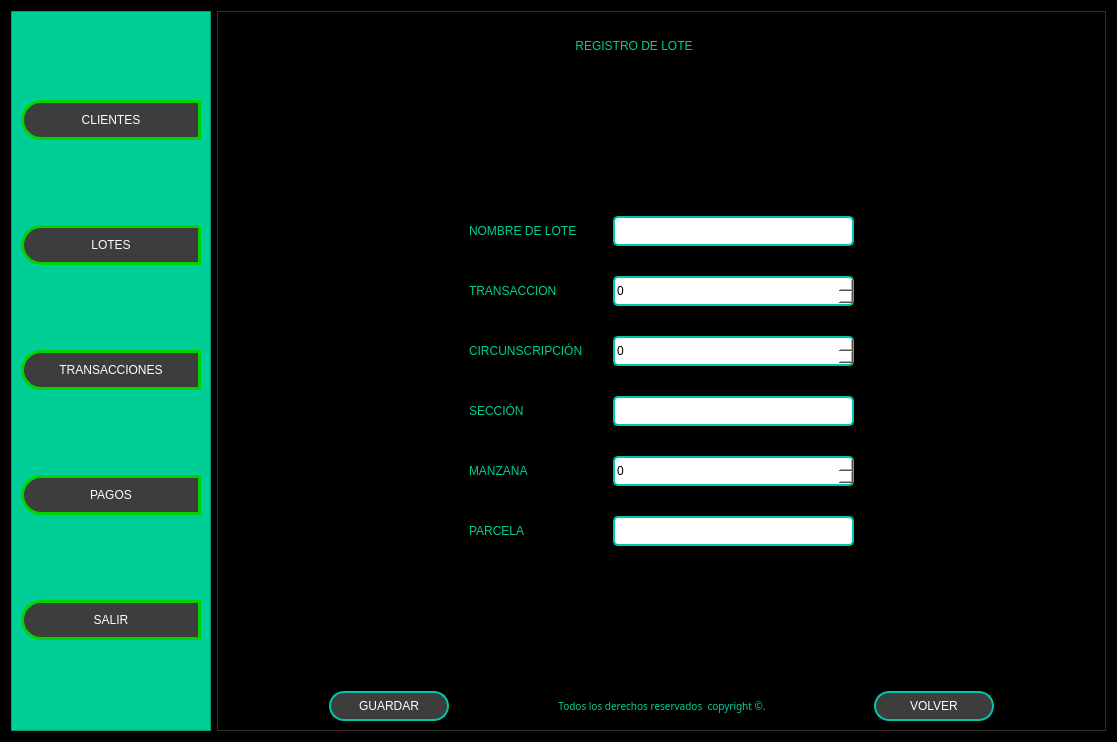
Qt form Front/Proyecto_Inmobiliaria.ui (MartinFernandezSantia/AplicacionPyThonPyQT6) before a commit.
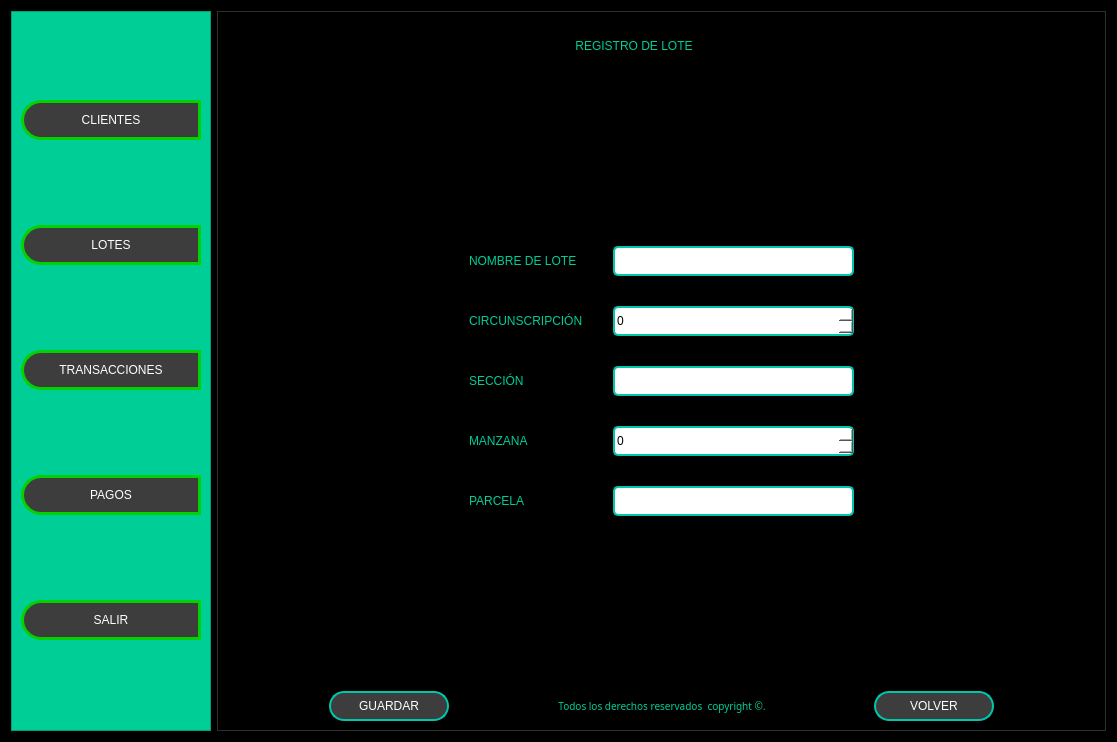
The same form after that commit. The open tabs and pages were chosen to show the change. Icons and pictures are not drawn.

Commit message: Se borro de lote transaccion

The edit to the form file:
```diff
--- a/Front/Proyecto_Inmobiliaria.ui
+++ b/Front/Proyecto_Inmobiliaria.ui
@@ -1468,7 +1468,7 @@
                    <property name="sizeHint" stdset="0">
                     <size>
                      <width>20</width>
-                     <height>126</height>
+                     <height>156</height>
                     </size>
                    </property>
                   </spacer>
@@ -1503,13 +1503,6 @@
                        </property>
                       </widget>
                      </item>
-                     <item>
-                      <widget class="QLabel" name="label_160">
-                       <property name="text">
-                        <string>TRANSACCION</string>
-                       </property>
-                      </widget>
-                     </item>
                      <item>
                       <widget class="QLabel" name="label_65">
                        <property name="text">
@@ -1555,19 +1548,6 @@
                        </property>
                       </widget>
                      </item>
-                     <item>
-                      <widget class="QSpinBox" name="QsinBox_transaccion_agregar_lote_2">
-                       <property name="minimumSize">
-                        <size>
-                         <width>150</width>
-                         <height>30</height>
-                        </size>
-                       </property>
-                       <property name="maximum">
-                        <number>999999999</number>
-                       </property>
-                      </widget>
-                     </item>
                      <item>
                       <widget class="QSpinBox" name="QsinBox_curcunscripcion_agregar_lote">
                        <property name="minimumSize">
@@ -1639,7 +1619,7 @@
                    <property name="sizeHint" stdset="0">
                     <size>
                      <width>20</width>
-                     <height>126</height>
+                     <height>156</height>
                     </size>
                    </property>
                   </spacer>
```
Left out of the diff: 2 changed lines with no effect on the pictures.
